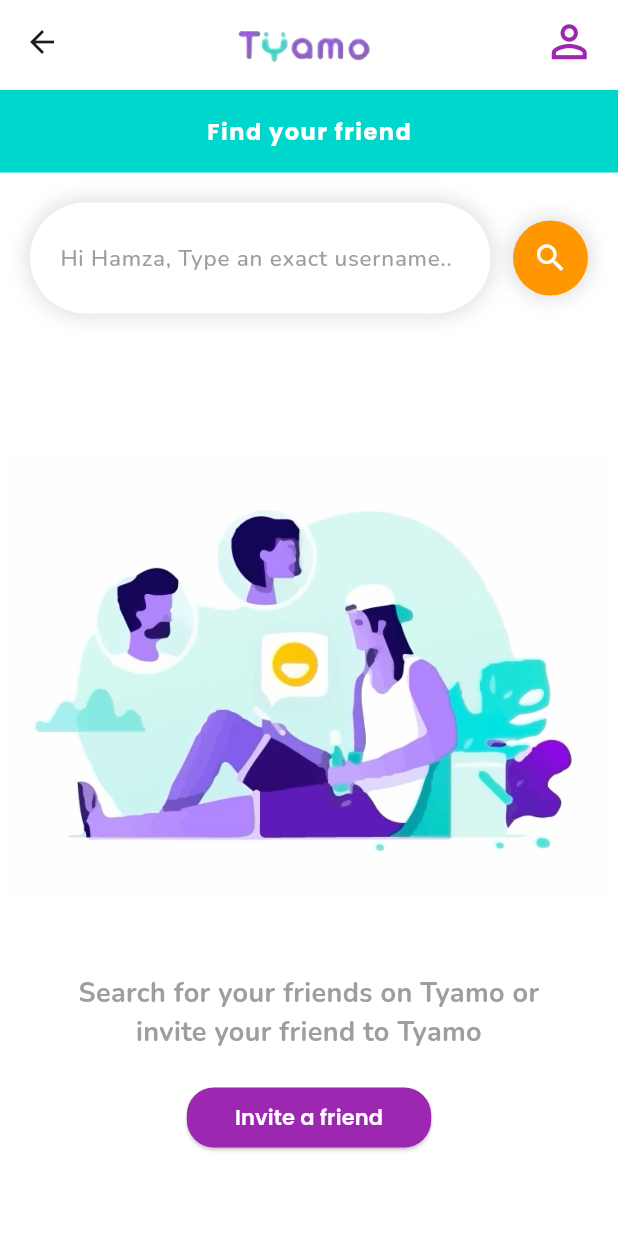
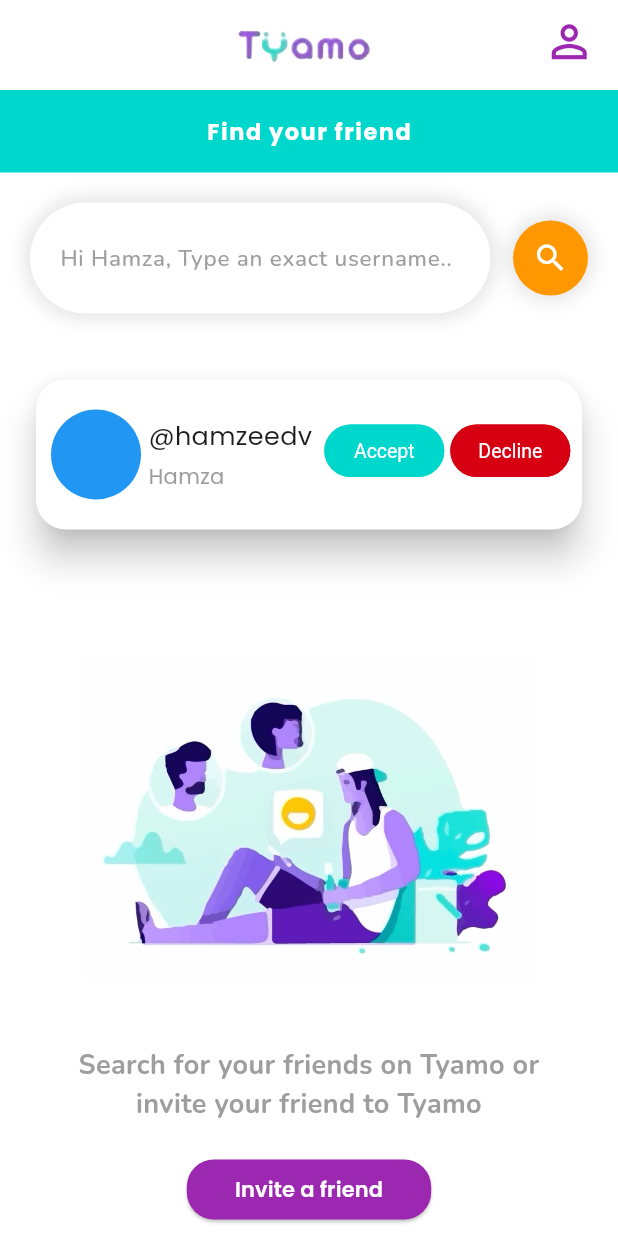
Before and after one commit to Atomic-Sol-Pvt-Ltd/tyamo, a Flutter app: the InviteFriends screen opened directly, on a phone screen of 412 x 824 dp. Run offline on Flutter 3.47's test engine with Material 3 defaults, Android fonts, the phone set to English and light mode, and no system bars; drawn by our look-alikes of circular_profile_avatar, getwidget; our stand-ins replace google_fonts, rounded_loading_button_plus.

Commit message:
card ui
accept and decline friend request card

```diff
--- a/lib/main.dart
+++ b/lib/main.dart
@@ -1,6 +1,6 @@
 import 'package:flutter/material.dart';
-import 'package:tyamo/views/invitation/accept_invite.dart';
-// import 'package:tyamo/views/invitation/invite_friends.dart';
+// import 'package:tyamo/views/invitation/accept_invite.dart';
+import 'package:tyamo/views/invitation/invite_friends.dart';
 // import 'package:tyamo/views/auth/forgot_password.dart';
 // import 'package:tyamo/views/profile/profile_setup.dart';
 // import 'package:tyamo/views/auth/register.dart';
@@ -22,7 +22,7 @@
       theme: ThemeData(
         colorScheme: ColorScheme.fromSeed(seedColor: Colors.deepPurple),
       ),
-      home: AcceptInvite(),
+      home: InviteFriends(),
     );
   }
 }
--- a/lib/views/invitation/invite_friends.dart
+++ b/lib/views/invitation/invite_friends.dart
@@ -1,4 +1,7 @@
+import 'package:circular_profile_avatar/circular_profile_avatar.dart';
 import 'package:flutter/material.dart';
+import 'package:getwidget/components/button/gf_button.dart';
+import 'package:getwidget/getwidget.dart';
 import 'package:google_fonts/google_fonts.dart';
 
 class InviteFriends extends StatelessWidget {
@@ -120,11 +123,99 @@
             ),
           ),
 
+          //? -- Accept & Decline Request Card
+          SizedBox(height: 40),
+          SizedBox(
+            width: double.infinity,
+            child: Padding(
+              padding: const EdgeInsets.symmetric(horizontal: 20),
+              //* -- Card
+              child: Card(
+                color: Colors.white,
+                elevation: 10,
+                shape: RoundedRectangleBorder(
+                  borderRadius: BorderRadius.all(Radius.circular(20)),
+                ),
+                child: SizedBox(
+                  height: 100,
+                  child: Column(
+                    children: [
+                      Row(
+                        children: [
+                          //* -- Circular avatar
+                          Padding(
+                            padding: EdgeInsets.fromLTRB(10, 20, 5, 15),
+                            child: SizedBox(
+                              height: 60,
+                              width: 60,
+                              child: CircularProfileAvatar(
+                                "",
+                                backgroundColor: Colors.blue,
+                                radius: 35,
+                              ),
+                            ),
+                          ),
+                          Column(
+                            crossAxisAlignment: CrossAxisAlignment.start,
+                            children: [
+                              //* -- Text @username
+                              Padding(
+                                padding: EdgeInsets.only(top: 5, bottom: 5),
+                                child: Text(
+                                  "@hamzeedv",
+                                  style: GoogleFonts.poppins(fontSize: 17),
+                                ),
+                              ),
+                              //* -- Text name
+                              Padding(
+                                padding: EdgeInsets.only(left: 0.0),
+                                child: Text(
+                                  "Hamza",
+                                  style: GoogleFonts.poppins(
+                                    color: Colors.grey,
+                                  ),
+                                ),
+                              ),
+                            ],
+                          ),
+
+                          Spacer(),
+
+                          //* Row for Buttons
+                          Padding(
+                            padding: const EdgeInsets.all(8.0),
+                            child: Row(
+                              children: [
+                                GFButton(
+                                  color: Color(0xff00D7CC),
+                                  shape: GFButtonShape.pills,
+                                  child: Text("Accept"),
+                                  onPressed: () {},
+                                ),
+                                SizedBox(width: 4),
+                                GFButton(
+                                  color: Color.fromARGB(255, 215, 0, 18),
+                                  shape: GFButtonShape.pills,
+                                  child: Text("Decline"),
+                                  onPressed: () {},
+                                ),
+                              ],
+                            ),
+                          ),
+                        ],
+                      ),
+                    ],
+                  ),
+                ),
+              ),
+            ),
+          ),
+
           //? -- image
           SizedBox(height: 40),
           SizedBox(
-            height: 400,
-            width: 400,
+            height: 300,
+            width: 300,
             child: Image.asset(
               "assets/images/invite.png",
               filterQuality: FilterQuality.high,
--- a/pubspec.yaml
+++ b/pubspec.yaml
@@ -37,6 +37,7 @@
   google_fonts: ^6.2.1
   rounded_loading_button_plus: ^3.0.1
   circular_profile_avatar: ^2.0.5
+  getwidget: ^6.0.0
 
 dev_dependencies:
   flutter_test:
```
Also changed, not shown: pubspec.lock.
